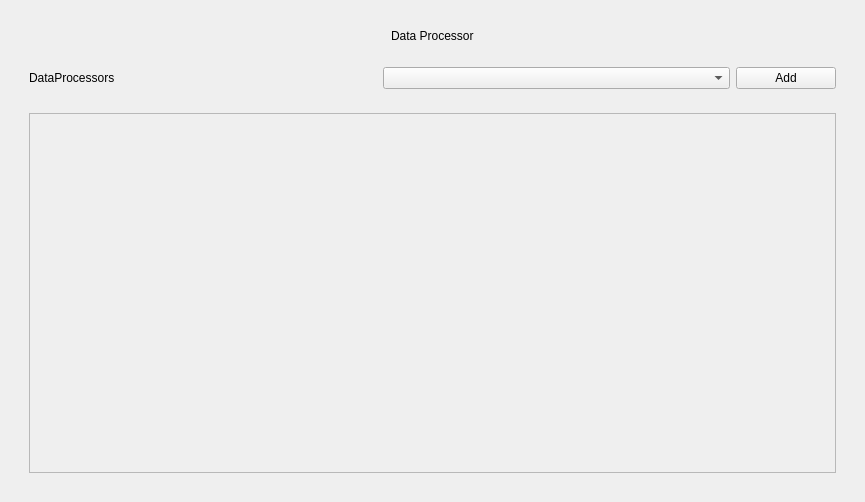
PhysioLabXR/PhysioLabXR-Community, file rena/ui/dsp_ui/OptionsWindowDataProcessingWidget.ui: the form before one commit.
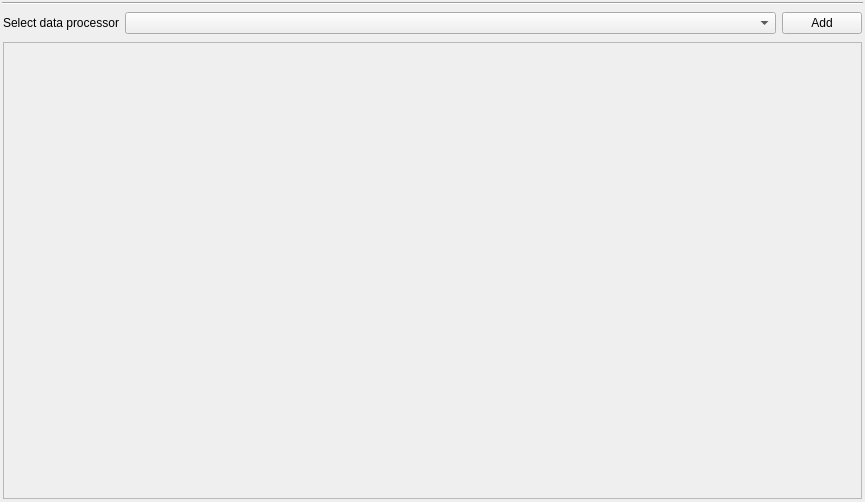
The form after the commit.

```diff
--- a/rena/ui/dsp_ui/OptionsWindowDataProcessingWidget.ui
+++ b/rena/ui/dsp_ui/OptionsWindowDataProcessingWidget.ui
@@ -17,32 +17,38 @@
    <set>Qt::ImhNone</set>
   </property>
   <layout class="QVBoxLayout" name="verticalLayout">
+   <property name="leftMargin">
+    <number>1</number>
+   </property>
+   <property name="topMargin">
+    <number>1</number>
+   </property>
+   <property name="rightMargin">
+    <number>1</number>
+   </property>
+   <property name="bottomMargin">
+    <number>1</number>
+   </property>
    <item>
     <widget class="QWidget" name="DataProcessingWidget" native="true">
      <layout class="QVBoxLayout" name="verticalLayout_2">
+      <property name="leftMargin">
+       <number>1</number>
+      </property>
+      <property name="topMargin">
+       <number>1</number>
+      </property>
+      <property name="rightMargin">
+       <number>1</number>
+      </property>
+      <property name="bottomMargin">
+       <number>1</number>
+      </property>
       <item>
-       <widget class="QWidget" name="DataProcessingWidgetLabel" native="true">
-        <property name="maximumSize">
-         <size>
-          <width>16777215</width>
-          <height>50</height>
-         </size>
+       <widget class="Line" name="line">
+        <property name="orientation">
+         <enum>Qt::Horizontal</enum>
         </property>
-        <layout class="QVBoxLayout" name="verticalLayout_3">
-         <item alignment="Qt::AlignHCenter">
-          <widget class="QLabel" name="label">
-           <property name="maximumSize">
-            <size>
-             <width>16777215</width>
-             <height>50</height>
-            </size>
-           </property>
-           <property name="text">
-            <string>Data Processor</string>
-           </property>
-          </widget>
-         </item>
-        </layout>
        </widget>
       </item>
       <item>
@@ -54,15 +60,40 @@
          </size>
         </property>
         <layout class="QHBoxLayout" name="horizontalLayout">
+         <property name="leftMargin">
+          <number>1</number>
+         </property>
+         <property name="topMargin">
+          <number>1</number>
+         </property>
+         <property name="rightMargin">
+          <number>1</number>
+         </property>
+         <property name="bottomMargin">
+          <number>1</number>
+         </property>
          <item>
           <widget class="QLabel" name="label_2">
+           <property name="sizePolicy">
+            <sizepolicy hsizetype="Minimum" vsizetype="Preferred">
+             <horstretch>0</horstretch>
+             <verstretch>0</verstretch>
+            </sizepolicy>
+           </property>
            <property name="text">
-            <string>DataProcessors</string>
+            <string>Select data processor</string>
            </property>
           </widget>
          </item>
          <item>
-          <widget class="QComboBox" name="DataProcessorComboBox"/>
+          <widget class="QComboBox" name="DataProcessorComboBox">
+           <property name="sizePolicy">
+            <sizepolicy hsizetype="Expanding" vsizetype="Fixed">
+             <horstretch>0</horstretch>
+             <verstretch>0</verstretch>
+            </sizepolicy>
+           </property>
+          </widget>
          </item>
          <item>
           <widget class="QPushButton" name="AddDataProcessorBtn">
@@ -83,6 +114,18 @@
       <item>
        <widget class="QWidget" name="DataProcessorWidget" native="true">
         <layout class="QVBoxLayout" name="verticalLayout_4">
+         <property name="leftMargin">
+          <number>1</number>
+         </property>
+         <property name="topMargin">
+          <number>1</number>
+         </property>
+         <property name="rightMargin">
+          <number>1</number>
+         </property>
+         <property name="bottomMargin">
+          <number>1</number>
+         </property>
          <item>
           <widget class="QScrollArea" name="scrollArea">
            <property name="widgetResizable">
@@ -93,11 +136,24 @@
              <rect>
               <x>0</x>
               <y>0</y>
-              <width>809</width>
-              <height>349</height>
+              <width>857</width>
+              <height>453</height>
              </rect>
             </property>
-            <layout class="QVBoxLayout" name="DataProcessorScrollAreaVerticalLayout"/>
+            <layout class="QVBoxLayout" name="DataProcessorScrollAreaVerticalLayout">
+             <property name="leftMargin">
+              <number>1</number>
+             </property>
+             <property name="topMargin">
+              <number>1</number>
+             </property>
+             <property name="rightMargin">
+              <number>1</number>
+             </property>
+             <property name="bottomMargin">
+              <number>1</number>
+             </property>
+            </layout>
            </widget>
           </widget>
          </item>
```
